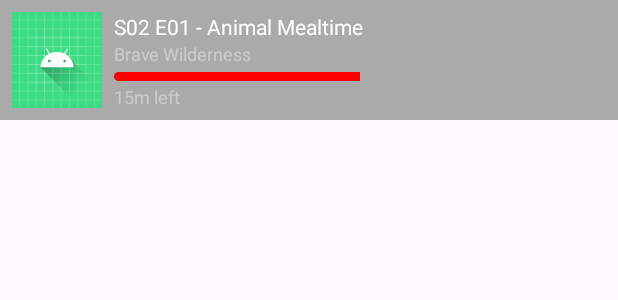
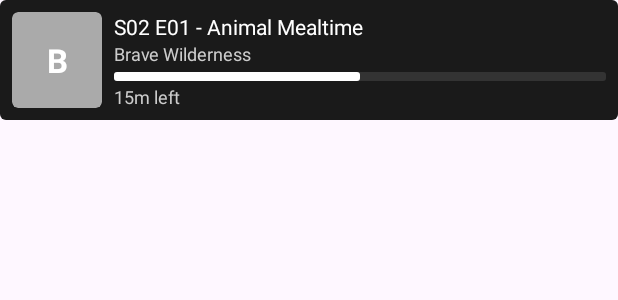
Before and after one commit to Uzairmajeed/Video-App, an Android app built with Jetpack Compose: the layout item_media.xml on its own in the app's theme, with its tools: preview values and no code run, on a phone screen of 412 x 824 dp. Shown: the top 300 px of the screen. Run offline under Robolectric (Android 15) with nearby library versions, the phone set to English and light mode, and no system bars.

```diff
--- /dev/null
+++ b/app/src/main/res/drawable/custom_progress_drawable2.xml
@@ -0,0 +1,20 @@
+<?xml version="1.0" encoding="utf-8"?>
+<layer-list xmlns:android="http://schemas.android.com/apk/res/android">
+    <!-- Background -->
+    <item android:id="@android:id/background">
+        <shape>
+            <corners android:radius="2dp" />
+            <solid android:color="#333333" />
+        </shape>
+    </item>
+
+    <!-- Progress -->
+    <item android:id="@android:id/progress">
+        <scale android:scaleWidth="100%">
+            <shape>
+                <corners android:radius="2dp" />
+                <solid android:color="#FFFFFF" />
+            </shape>
+        </scale>
+    </item>
+</layer-list>
--- /dev/null
+++ b/app/src/main/res/drawable/default_item_background.xml
@@ -0,0 +1,5 @@
+<?xml version="1.0" encoding="utf-8"?>
+<shape xmlns:android="http://schemas.android.com/apk/res/android">
+    <corners android:radius="4dp" />
+    <solid android:color="#1A1A1A" />
+</shape>
--- a/app/src/main/res/layout/item_media.xml
+++ b/app/src/main/res/layout/item_media.xml
@@ -1,20 +1,32 @@
+<?xml version="1.0" encoding="utf-8"?>
 <LinearLayout xmlns:android="http://schemas.android.com/apk/res/android"
+    xmlns:app="http://schemas.android.com/apk/res-auto"
+    android:id="@+id/mediaItemContainer"
     android:layout_width="match_parent"
     android:layout_height="80dp"
     android:orientation="horizontal"
-    android:background="@android:color/darker_gray"
+    android:background="@drawable/default_item_background"
     android:layout_marginBottom="8dp"
     android:padding="8dp">
 
-    <!-- Channel logo -->
-    <ImageView
-        android:id="@+id/logoImageView"
+    <!-- Thumbnail showing the first letter of the channel name -->
+    <androidx.cardview.widget.CardView
+        android:id="@+id/thumbnailView"
         android:layout_width="60dp"
         android:layout_height="match_parent"
-        android:scaleType="centerInside"
-        android:src="@drawable/ic_launcher_foreground"
-        android:background="@drawable/ic_launcher_background"
-        android:padding="4dp" />
+        app:cardBackgroundColor="@android:color/darker_gray"
+        app:cardCornerRadius="4dp">
+
+        <TextView
+            android:id="@+id/thumbnailTextView"
+            android:layout_width="match_parent"
+            android:layout_height="match_parent"
+            android:gravity="center"
+            android:text="B"
+            android:textColor="@android:color/white"
+            android:textSize="22sp"
+            android:textStyle="bold" />
+    </androidx.cardview.widget.CardView>
 
     <LinearLayout
         android:layout_width="0dp"
@@ -50,7 +62,7 @@
             android:layout_height="6dp"
             android:progress="50"
             android:max="100"
-            android:progressDrawable="@drawable/custom_progress_drawable"
+            android:progressDrawable="@drawable/custom_progress_drawable2"
             android:layout_marginTop="4dp"/>
 
         <TextView
--- a/app/src/main/res/layout/item_time_slot.xml
+++ b/app/src/main/res/layout/item_time_slot.xml
@@ -20,6 +20,6 @@
         android:id="@+id/mediaItemRecyclerView"
         android:layout_width="match_parent"
         android:layout_height="wrap_content"
-        android:nestedScrollingEnabled="false"
+        android:nestedScrollingEnabled="true"
         android:orientation="vertical" />
 </LinearLayout>
```
Also changed, not shown: app/src/main/java/com/example/videoapp/HomeFragment.kt (+50 -2 lines), app/src/main/java/com/example/videoapp/MediaItemAdapter.kt (+26 -6 lines), app/src/main/java/com/example/videoapp/TimeSlotAdapter.kt (+12 -3 lines), app/src/main/res/drawable/selected_item_background.xml (added, +8 -0 lines).
